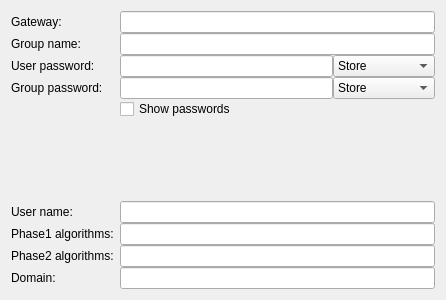
KDE/plasma-nm, file vpn/openswan/openswan.ui: the form before one commit.
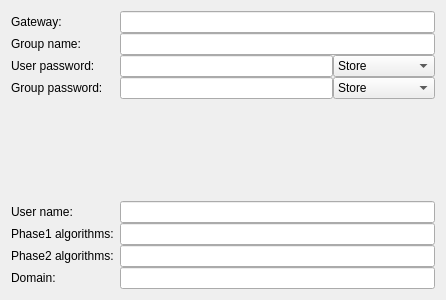
The form after the commit. Custom widgets are drawn as their Qt base class.

Commit message: Replace 'show password' checkboxes with a custom password field REVIEW:124922

```diff
--- a/vpn/openswan/openswan.ui
+++ b/vpn/openswan/openswan.ui
@@ -109,13 +109,6 @@
     </layout>
    </item>
    <item row="4" column="1">
-    <widget class="QCheckBox" name="ckShowPasswords">
-     <property name="text">
-      <string>Show passwords</string>
-     </property>
-    </widget>
-   </item>
-   <item row="5" column="1">
     <spacer name="verticalSpacer">
      <property name="orientation">
       <enum>Qt::Vertical</enum>
@@ -170,6 +163,13 @@
    </item>
   </layout>
  </widget>
+ <customwidgets>
+  <customwidget>
+   <class>PasswordField</class>
+   <extends>QLineEdit</extends>
+   <header>passwordfield.h</header>
+  </customwidget>
+ </customwidgets>
  <tabstops>
   <tabstop>gateway</tabstop>
   <tabstop>groupname</tabstop>
```
Left out of the diff: 29 changed lines with no effect on the pictures. The commit also changes 68 other files.
